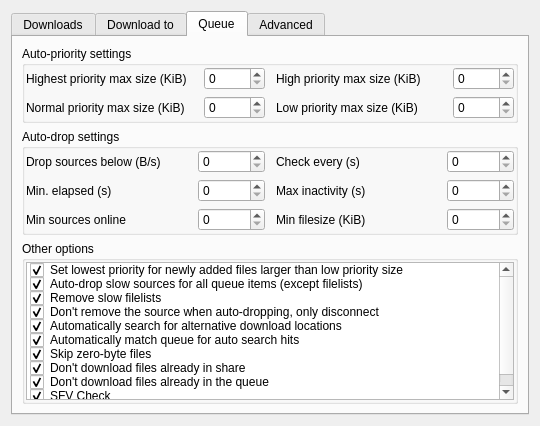
The window that eiskaltdcpp/ui/UISettingsDownloads.ui (eiskaltdcpp/eiskaltdcpp) describes before a commit, drawn with Qt 5.
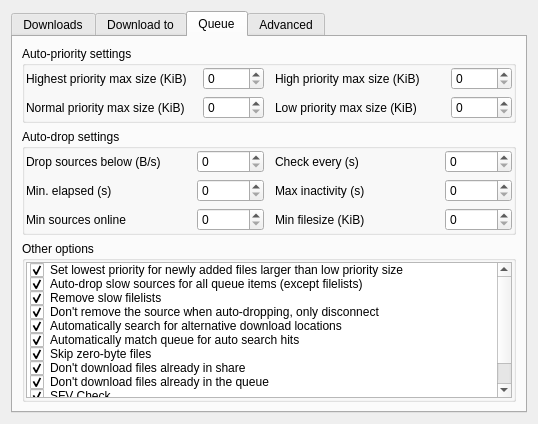
The same window after the commit. The open tabs and pages were chosen to show the change. Custom widgets are drawn as their Qt base class.

Patch:
```diff
--- a/eiskaltdcpp/ui/UISettingsDownloads.ui
+++ b/eiskaltdcpp/ui/UISettingsDownloads.ui
@@ -6,8 +6,8 @@
    <rect>
     <x>0</x>
     <y>0</y>
-    <width>540</width>
-    <height>426</height>
+    <width>538</width>
+    <height>424</height>
    </rect>
   </property>
   <property name="windowTitle">
@@ -803,6 +803,14 @@
               <enum>Checked</enum>
              </property>
             </item>
+            <item>
+             <property name="text">
+              <string>Keep downloaded filelists</string>
+             </property>
+             <property name="checkState">
+              <enum>Checked</enum>
+             </property>
+            </item>
            </widget>
           </item>
          </layout>
```
